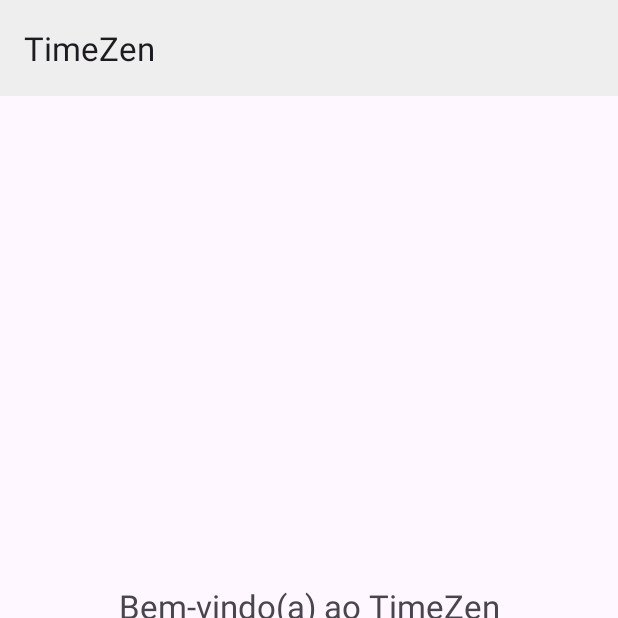
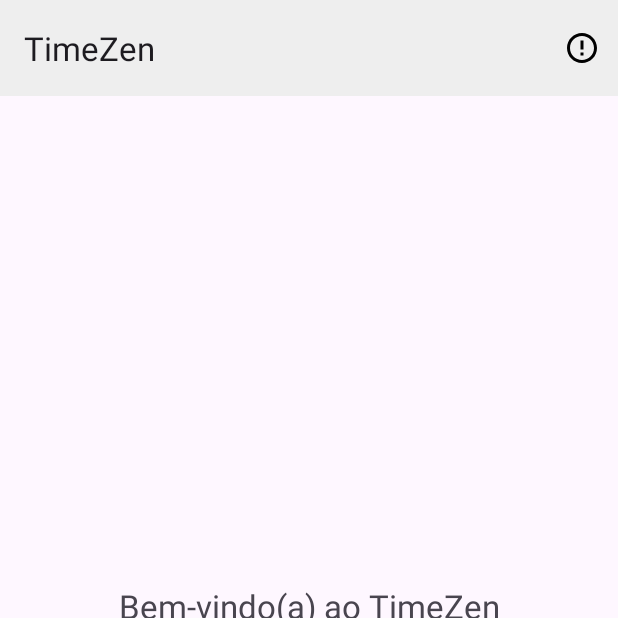
Before and after one commit to Adaltino/timezen, an Android app: the screen it shows after launch (MainActivity), on a phone screen of 412 x 824 dp, the top half of it. Run offline under Robolectric (Android 15) with nearby library versions, the phone set to English and light mode, and no system bars; our stand-ins replace data binding.

Commit message:
funciona gg

```diff
--- a/app/src/main/AndroidManifest.xml
+++ b/app/src/main/AndroidManifest.xml
@@ -13,6 +13,9 @@
         android:theme="@style/Theme.TimeZen"
         tools:targetApi="31">
         <activity
+            android:name=".FormPlanActivity"
+            android:exported="false" />
+        <activity
             android:name=".MainActivity"
             android:exported="true">
             <intent-filter>
--- a/app/src/main/java/tcc/timezen/FormPlanFragment.kt
+++ b/app/src/main/java/tcc/timezen/FormPlanFragment.kt
@@ -6,7 +6,6 @@ import androidx.fragment.app.Fragment
 import android.view.LayoutInflater
 import android.view.View
 import android.view.ViewGroup
-import androidx.fragment.app.FragmentTransaction
 import tcc.timezen.databinding.FragmentFormPlanBinding
 
 class FormPlanFragment : Fragment() {
@@ -17,10 +16,6 @@ class FormPlanFragment : Fragment() {
         savedInstanceState: Bundle?
     ): View? {
         mBinding = FragmentFormPlanBinding.inflate(inflater, container, false)
-        mBinding.buttonBackPlan.setOnClickListener {
-            val intent = Intent(activity, MainActivity::class.java)
-            startActivity(intent)
-        }
         return mBinding.root
     }
 
--- a/app/src/main/java/tcc/timezen/ListPlanFragment.kt
+++ b/app/src/main/java/tcc/timezen/ListPlanFragment.kt
@@ -1,5 +1,6 @@
 package tcc.timezen
 
+import android.content.Intent
 import android.os.Bundle
 import androidx.fragment.app.Fragment
 import android.view.LayoutInflater
@@ -15,6 +16,10 @@ class ListPlanFragment : Fragment() {
         savedInstanceState: Bundle?
     ): View? {
         mBinding = FragmentListPlanBinding.inflate(inflater, container, false)
+        mBinding.fabAddNewPlan.setOnClickListener {
+            val intent = Intent(activity, FormPlanActivity::class.java)
+            startActivity(intent)
+        }
         return mBinding.root
     }
 
--- a/app/src/main/java/tcc/timezen/MainActivity.kt
+++ b/app/src/main/java/tcc/timezen/MainActivity.kt
@@ -3,7 +3,6 @@ package tcc.timezen
 import androidx.appcompat.app.AppCompatActivity
 import android.os.Bundle
 import android.view.MenuItem
-import android.view.View
 import androidx.databinding.DataBindingUtil
 import androidx.fragment.app.Fragment
 import androidx.fragment.app.FragmentTransaction
@@ -12,10 +11,6 @@ import tcc.timezen.databinding.ActivityMainBinding
 class MainActivity : AppCompatActivity() {
     private lateinit var mBinding: ActivityMainBinding
 
-    private lateinit var mListPlanFragment: ListPlanFragment
-    private lateinit var mReportPlanFragment: ReportPlanFragment
-    private lateinit var mFormPlanFragment: FormPlanFragment
-
     override fun onCreate(savedInstanceState: Bundle?) {
         super.onCreate(savedInstanceState)
         mBinding = DataBindingUtil.setContentView(this, R.layout.activity_main)
@@ -23,11 +18,6 @@ class MainActivity : AppCompatActivity() {
         replaceFragment(ListPlanFragment.newInstance())
 
         mBinding.bottomNavigation.setOnItemSelectedListener(::onSelectedBottomNavigationItem)
-
-        mBinding.fabAddNewPlan.setOnClickListener {
-            mBinding.bottomNavigation.visibility = View.GONE
-            replaceFragment(FormPlanFragment.newInstance())
-        }
     }
 
     private fun onSelectedBottomNavigationItem(menuItem: MenuItem): Boolean {
--- a/app/src/main/res/layout/activity_main.xml
+++ b/app/src/main/res/layout/activity_main.xml
@@ -20,7 +20,8 @@
             app:title="@string/app_name"
             app:layout_constraintTop_toTopOf="parent"
             app:layout_constraintEnd_toEndOf="parent"
-            app:layout_constraintStart_toStartOf="parent"/>
+            app:layout_constraintStart_toStartOf="parent"
+            app:menu="@menu/top_menu"/>
 
         <FrameLayout
             android:id="@+id/fragment_container"
@@ -31,18 +32,6 @@
             app:layout_constraintBottom_toTopOf="@id/bottom_navigation"
             app:layout_constraintStart_toStartOf="parent">
         </FrameLayout>
-
-        <com.google.android.material.floatingactionbutton.FloatingActionButton
-            android:id="@+id/fab_add_new_plan"
-            android:layout_width="wrap_content"
-            android:layout_height="wrap_content"
-            android:backgroundTint="@color/blue_200"
-            android:src="@drawable/ic_add_new_plan"
-            android:layout_margin="@dimen/spacing_normal"
-            android:clickable="true"
-            app:layout_constraintEnd_toEndOf="parent"
-            app:layout_constraintBottom_toTopOf="@id/bottom_navigation"
-            android:contentDescription="@string/text_description_fab"/>
 
         <com.google.android.material.bottomnavigation.BottomNavigationView
             android:id="@+id/bottom_navigation"
--- a/app/src/main/res/layout/fragment_list_plan.xml
+++ b/app/src/main/res/layout/fragment_list_plan.xml
@@ -33,5 +33,17 @@
             app:layout_constraintBottom_toBottomOf="parent"
             app:layout_constraintStart_toStartOf="parent" />
 
+        <com.google.android.material.floatingactionbutton.FloatingActionButton
+            android:id="@+id/fab_add_new_plan"
+            android:layout_width="wrap_content"
+            android:layout_height="wrap_content"
+            android:backgroundTint="@color/blue_200"
+            android:src="@drawable/ic_add_new_plan"
+            android:layout_margin="@dimen/spacing_normal"
+            android:clickable="true"
+            app:layout_constraintEnd_toEndOf="parent"
+            app:layout_constraintBottom_toBottomOf="parent"
+            android:contentDescription="@string/text_description_fab"/>
+
     </androidx.constraintlayout.widget.ConstraintLayout>
 </layout>
--- /dev/null
+++ b/app/src/main/res/menu/top_menu.xml
@@ -0,0 +1,12 @@
+<?xml version="1.0" encoding="utf-8"?>
+<menu
+    xmlns:android="http://schemas.android.com/apk/res/android"
+    xmlns:app="http://schemas.android.com/apk/res-auto">
+
+    <item
+        android:id="@+id/item_info"
+        android:icon="@drawable/ic_info"
+        android:title="@string/text_icon_info"
+        app:showAsAction="ifRoom" />
+
+</menu>
```
Also changed, not shown: app/src/main/java/tcc/timezen/FormPlanActivity.kt (added, +19 -0 lines), app/src/main/res/layout/activity_form_plan.xml (added, +158 -0 lines).
